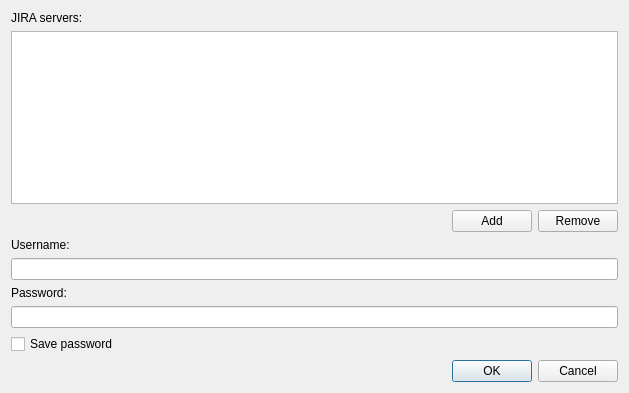
The window that forms/jira-settings-dialog.ui (insilmaril/vym) describes before a commit, drawn with Qt 5.
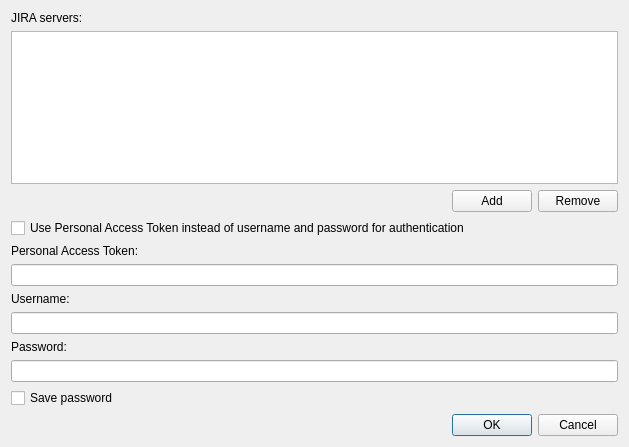
The same window after the commit.

Commit message: Feature: Support Personal Access Tokens for Jira and Confluence

Diff of the .ui file:
```diff
--- a/forms/jira-settings-dialog.ui
+++ b/forms/jira-settings-dialog.ui
@@ -7,7 +7,7 @@
     <x>0</x>
     <y>0</y>
     <width>629</width>
-    <height>393</height>
+    <height>447</height>
    </rect>
   </property>
   <property name="windowTitle">
@@ -55,6 +55,23 @@
      </item>
     </layout>
    </item>
+   <item>
+    <widget class="QCheckBox" name="usePATCheckBox">
+     <property name="text">
+      <string>Use Personal Access Token instead of username and password for authentication</string>
+     </property>
+    </widget>
+   </item>
+   <item>
+    <widget class="QLabel" name="PATLabel">
+     <property name="text">
+      <string>Personal Access Token:</string>
+     </property>
+    </widget>
+   </item>
+   <item>
+    <widget class="QLineEdit" name="PATLineEdit"/>
+   </item>
    <item>
     <widget class="QLabel" name="userLabel">
      <property name="text">
```
The commit also changes 14 other files.
